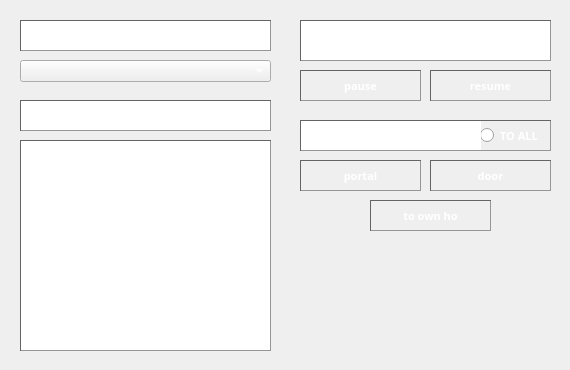
Old version of the form monitoring_panel/app/panels/extended_mod_panel/design/raw_design/design.ui in the repository JamesCrumbleProduction/PoeBeastBotv3.
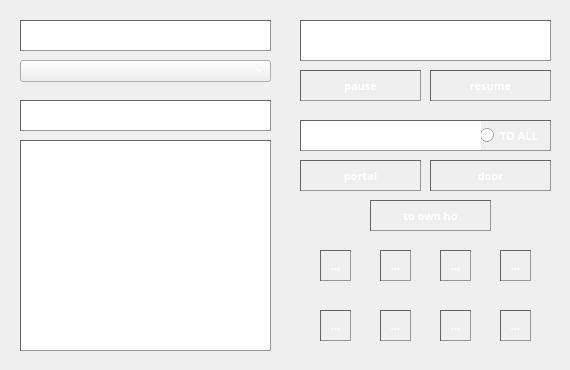
New version of the form. Icons and pictures are not drawn.

```diff
--- a/monitoring_panel/app/panels/extended_mod_panel/design/raw_design/design.ui
+++ b/monitoring_panel/app/panels/extended_mod_panel/design/raw_design/design.ui
@@ -339,6 +339,110 @@
 &lt;p align=&quot;center&quot; style=&quot; margin-top:0px; margin-bottom:0px; margin-left:0px; margin-right:0px; -qt-block-indent:0; text-indent:0px;&quot;&gt;&lt;span style=&quot; font-weight:600;&quot;&gt;Party machine actions&lt;/span&gt;&lt;/p&gt;&lt;/body&gt;&lt;/html&gt;</string>
    </property>
   </widget>
+  <widget class="QToolButton" name="renderButton">
+   <property name="geometry">
+    <rect>
+     <x>320</x>
+     <y>250</y>
+     <width>31</width>
+     <height>31</height>
+    </rect>
+   </property>
+   <property name="text">
+    <string>...</string>
+   </property>
+  </widget>
+  <widget class="QToolButton" name="renderButton_2">
+   <property name="geometry">
+    <rect>
+     <x>380</x>
+     <y>250</y>
+     <width>31</width>
+     <height>31</height>
+    </rect>
+   </property>
+   <property name="text">
+    <string>...</string>
+   </property>
+  </widget>
+  <widget class="QToolButton" name="renderButton_3">
+   <property name="geometry">
+    <rect>
+     <x>440</x>
+     <y>250</y>
+     <width>31</width>
+     <height>31</height>
+    </rect>
+   </property>
+   <property name="text">
+    <string>...</string>
+   </property>
+  </widget>
+  <widget class="QToolButton" name="renderButton_4">
+   <property name="geometry">
+    <rect>
+     <x>500</x>
+     <y>250</y>
+     <width>31</width>
+     <height>31</height>
+    </rect>
+   </property>
+   <property name="text">
+    <string>...</string>
+   </property>
+  </widget>
+  <widget class="QToolButton" name="renderButton_5">
+   <property name="geometry">
+    <rect>
+     <x>320</x>
+     <y>310</y>
+     <width>31</width>
+     <height>31</height>
+    </rect>
+   </property>
+   <property name="text">
+    <string>...</string>
+   </property>
+  </widget>
+  <widget class="QToolButton" name="renderButton_8">
+   <property name="geometry">
+    <rect>
+     <x>500</x>
+     <y>310</y>
+     <width>31</width>
+     <height>31</height>
+    </rect>
+   </property>
+   <property name="text">
+    <string>...</string>
+   </property>
+  </widget>
+  <widget class="QToolButton" name="renderButton_6">
+   <property name="geometry">
+    <rect>
+     <x>380</x>
+     <y>310</y>
+     <width>31</width>
+     <height>31</height>
+    </rect>
+   </property>
+   <property name="text">
+    <string>...</string>
+   </property>
+  </widget>
+  <widget class="QToolButton" name="renderButton_7">
+   <property name="geometry">
+    <rect>
+     <x>440</x>
+     <y>310</y>
+     <width>31</width>
+     <height>31</height>
+    </rect>
+   </property>
+   <property name="text">
+    <string>...</string>
+   </property>
+  </widget>
  </widget>
  <resources>
   <include location="../../../default_mod_panel/design/raw_design/resources.qrc"/>
```
